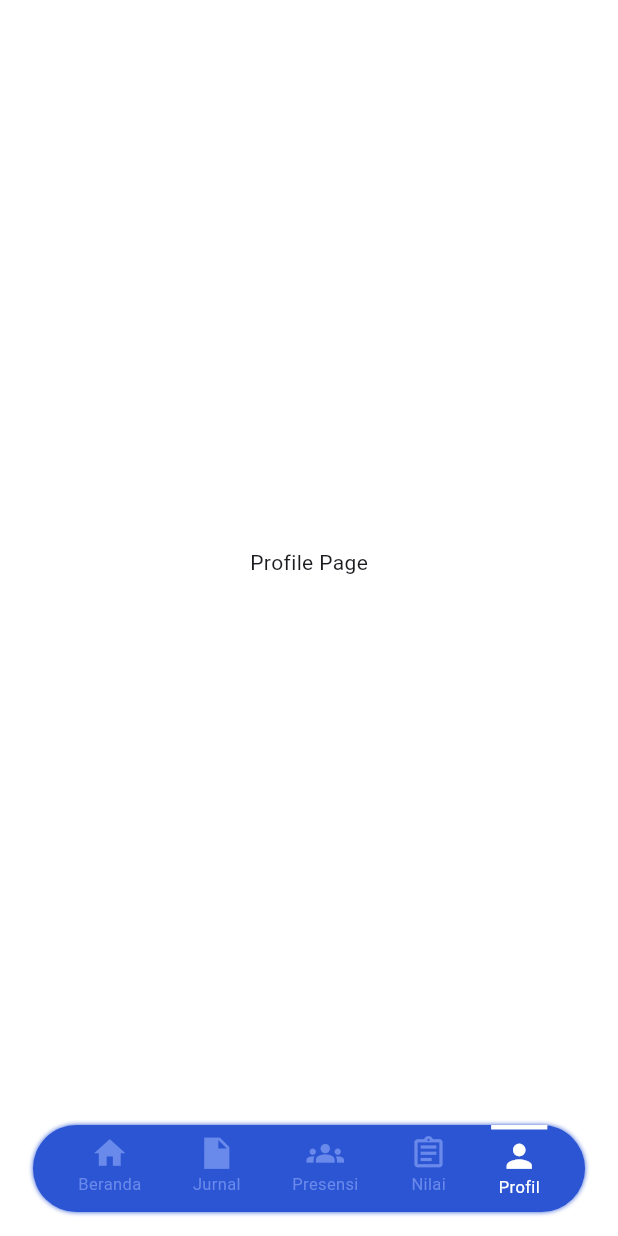
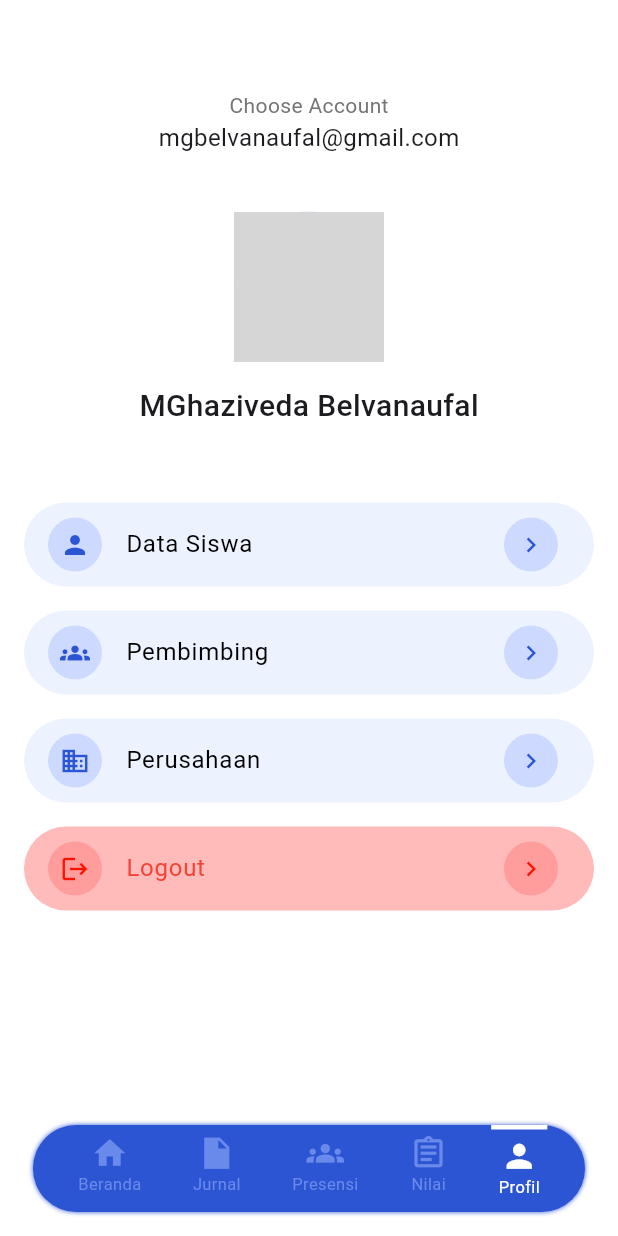
Before and after one commit to Tim-Situ/simpkl-mobile, a Flutter app: the MyHomePage screen opened directly, item 5 of the bottom bar chosen, on a phone screen of 412 x 824 dp. Run offline on Flutter 3.47's test engine with Material 3 defaults, Android fonts, the phone set to English and light mode, and no system bars; network calls fail; grey boxes are pictures that could not be loaded.

Commit message:
ProfilePage

```diff
--- a/lib/main.dart
+++ b/lib/main.dart
@@ -7,6 +7,11 @@ import 'package:simpkl_mobile/pages/presence_page.dart';
 import 'package:simpkl_mobile/pages/logIn.dart';
 import 'package:simpkl_mobile/pages/nilaiAkhir.dart';
 import 'package:simpkl_mobile/pages/wellcomePage1.dart';
+import 'package:simpkl_mobile/pages/Profile.dart';
+import 'package:simpkl_mobile/pages/dataSiswa.dart';
+import 'package:simpkl_mobile/pages/dataPembimbing.dart';
+import 'package:simpkl_mobile/pages/dataPerusahaan.dart';
+
 
 void main() async {
   WidgetsFlutterBinding.ensureInitialized();
@@ -44,7 +49,7 @@ class _MyHomePageState extends State<MyHomePage> {
     const JurnalPage(),
     const PresencePage(),
     const Center(child: Text('Nilai Page')),
-    const Center(child: Text('Profile Page')),
+    const ProfilePage(),
   ];
 
   void _onItemTapped(int index) {
--- /dev/null
+++ b/lib/pages/Profile.dart
@@ -0,0 +1,191 @@
+import 'package:flutter/material.dart';
+import 'package:simpkl_mobile/pages/logIn.dart';
+import 'dataSiswa.dart';
+import 'dataPembimbing.dart';
+import 'dataPerusahaan.dart';
+
+class ProfilePage extends StatelessWidget {
+  const ProfilePage({super.key});
+
+  @override
+  Widget build(BuildContext context) {
+    return SingleChildScrollView(
+      child: Column(
+        children: [
+          // Account Selector
+          Padding(
+            padding: const EdgeInsets.only(top: 60, right: 20, left: 20, bottom: 20),
+            child: Column(
+              children: [
+                Text(
+                  'Choose Account',
+                  style: TextStyle(
+                    color: Colors.grey[600],
+                    fontSize: 14,
+                  ),
+                ),
+                const Text(
+                  'mgbelvanaufal@gmail.com',
+                  style: TextStyle(
+                    fontSize: 16,
+                    fontWeight: FontWeight.normal,
+                  ),
+                ),
+              ],
+            ),
+          ),
+
+          const SizedBox(height: 18),
+
+          // Profile Picture and Name
+          const Column(
+            children: [
+              CircleAvatar(
+                radius: 50,
+                backgroundImage: AssetImage('assets/profile.jpg'),
+              ),
+              SizedBox(height: 15),
+              Text(
+                'MGhaziveda Belvanaufal',
+                style: TextStyle(
+                  fontSize: 20,
+                  fontWeight: FontWeight.w500,
+                ),
+              ),
+            ],
+          ),
+
+          const SizedBox(height: 50),
+
+          // Menu Items
+          Padding(
+            padding: const EdgeInsets.symmetric(horizontal: 16.0),
+            child: Column(
+              children: [
+                buildMenuItem(
+                  context: context,
+                  icon: Icons.person,
+                  title: 'Data Siswa',
+                  color: const Color.fromRGBO(237, 242, 255, 1),
+                  iconColor: const Color.fromRGBO(44, 85, 211, 1),
+                  onTap: () {
+                    Navigator.push(
+                      context,
+                      MaterialPageRoute(builder: (context) => DataSiswaPage()),
+                    );
+                  },
+                ),
+                const SizedBox(height: 16),
+                buildMenuItem(
+                  context: context,
+                  icon: Icons.groups,
+                  title: 'Pembimbing',
+                  color: const Color.fromRGBO(237, 242, 255, 1),
+                  iconColor: const Color.fromRGBO(44, 85, 211, 1),
+                  onTap: () {
+                    Navigator.push(
+                      context,
+                      MaterialPageRoute(
+                          builder: (context) => DataPembimbingPage()),
+                    );
+                  },
+                ),
+                const SizedBox(height: 16),
+                buildMenuItem(
+                  context: context,
+                  icon: Icons.business,
+                  title: 'Perusahaan',
+                  color: const Color.fromRGBO(237, 242, 255, 1),
+                  iconColor: const Color.fromRGBO(44, 85, 211, 1),
+                  onTap: () {
+                    Navigator.push(
+                      context,
+                      MaterialPageRoute(
+                          builder: (context) => DataPerusahaanPage()),
+                    );
+                  },
+                ),
+                const SizedBox(height: 16),
+                buildMenuItem(
+                  context: context,
+                  icon: Icons.logout,
+                  title: 'Logout',
+                  color: const Color.fromRGBO(255, 117, 117, 0.5),
+                  textColor: Colors.red,
+                  iconColor: const Color.fromARGB(255, 255, 17, 0),
+                  circleColor: const Color.fromARGB(74, 255, 82, 82),
+                  arrowColor: const Color.fromARGB(255, 255, 17, 0),
+                  onTap: () {
+                    Navigator.pushReplacement(
+                      context,
+                      MaterialPageRoute(
+                          builder: (context) => logIn()),
+                    );
+                  },
+                ),
+              ],
+            ),
+          ),
+        ],
+      ),
+    );
+  }
+}
+
+Widget buildMenuItem({
+  required BuildContext context,
+  required IconData icon,
+  required String title,
+  required Color color,
+  Color textColor = Colors.black,
+  required Color iconColor,
+  Color? circleColor,
+  Color? arrowColor,
+  VoidCallback? onTap,
+}) {
+  return GestureDetector(
+    onTap: onTap,
+    child: Container(
+      decoration: BoxDecoration(
+        color: color,
+        borderRadius: BorderRadius.circular(50),
+      ),
+      child: ListTile(
+        leading: Container(
+          width: 36,
+          height: 36,
+          decoration: BoxDecoration(
+            color: circleColor ?? const Color.fromRGBO(205, 217, 255, 1),
+            shape: BoxShape.circle,
+          ),
+          child: Center(
+            child: Icon(
+              icon,
+              color: iconColor,
+              size: 20,
+            ),
+          ),
+        ),
+        title: Text(
+          title,
+          style: TextStyle(color: textColor),
+        ),
+        trailing: Container(
+          width: 36,
+          height: 36,
+          decoration: BoxDecoration(
+            color: circleColor ?? const Color.fromRGBO(205, 217, 255, 1),
+            shape: BoxShape.circle,
+          ),
+          child: Center(
+            child: Icon(
+              Icons.chevron_right,
+              color: arrowColor ?? iconColor,
+              size: 20,
+            ),
+          ),
+        ),
+      ),
+    ),
+  );
+}
```
Also changed, not shown: lib/pages/dataPembimbing.dart (added, +105 -0 lines), lib/pages/dataPerusahaan.dart (added, +111 -0 lines), lib/pages/dataSiswa.dart (added, +107 -0 lines), pubspec.lock.
